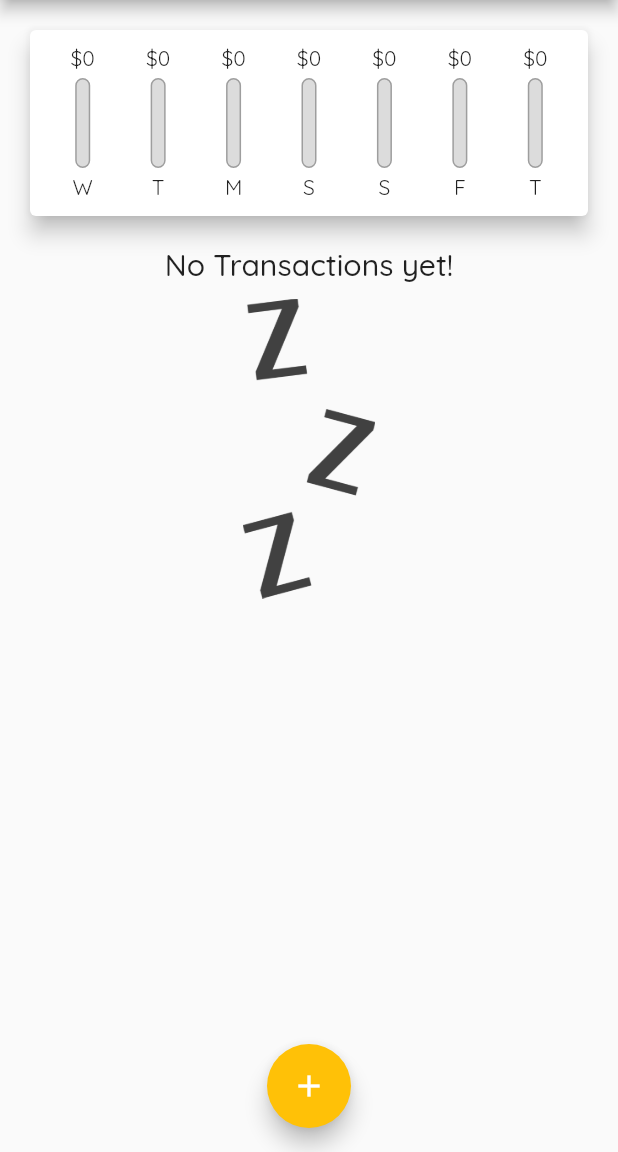
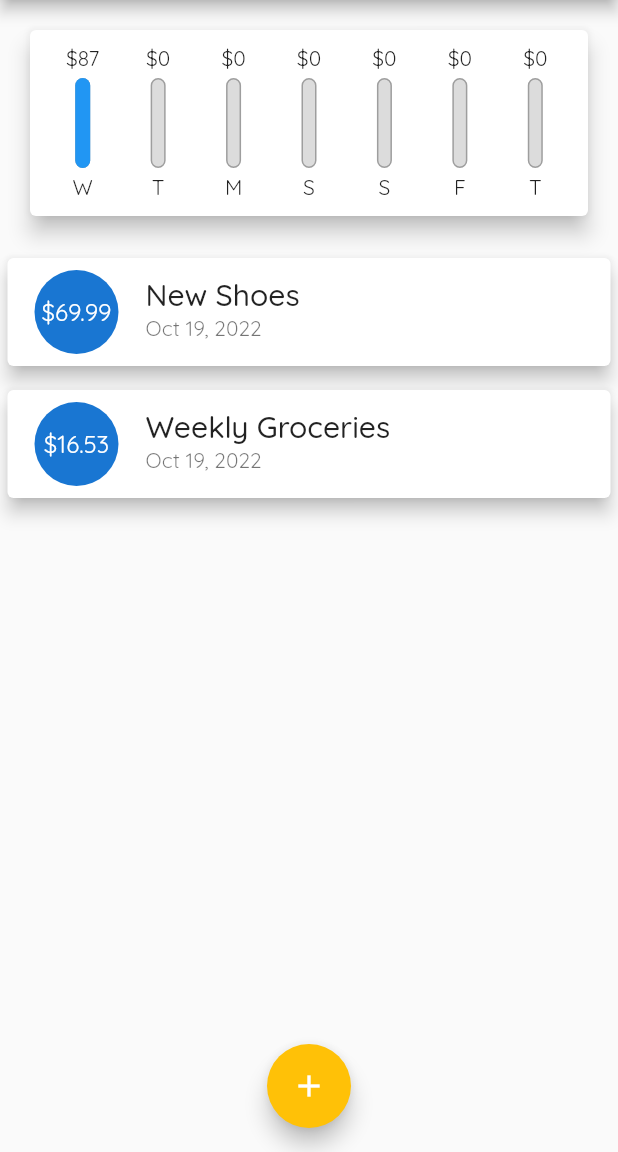
Before and after one commit to AzAbid1/personal_expenses, a Flutter app: the screen it shows after launch, on a phone screen of 412 x 824 dp, the part 84-1236 px from its top. Run offline on Flutter 3.47's test engine with Material 2 defaults, Android fonts, the phone set to English and light mode, and no system bars.

```diff
--- a/lib/main.dart
+++ b/lib/main.dart
@@ -34,7 +34,7 @@ class MyHomePage extends StatefulWidget {
 
 class _MyHomePageState extends State<MyHomePage> {
   final List<Transaction> _userTransactions = [
-    /*Transaction(
+    Transaction(
       id: 't1',
       title: 'New Shoes',
       amount: 69.99,
@@ -45,7 +45,7 @@ class _MyHomePageState extends State<MyHomePage> {
       title: 'Weekly Groceries',
       amount: 16.53,
       date: DateTime.now(),
-    ),*/
+    ),
   ];
 
   List<Transaction> get _recentTransactions {
--- a/lib/widgets/transaction_list.dart
+++ b/lib/widgets/transaction_list.dart
@@ -14,65 +14,47 @@ class TransactionList extends StatelessWidget {
       height: 300,
       child: transactions.isEmpty
           ? Column(
-              children: [
+        children: <Widget>[
           Text(
-                  'No Transactions yet!',
+            'No transactions added yet!',
             style: Theme.of(context).textTheme.titleLarge,
           ),
           SizedBox(
-                  height: 10,
+            height: 20,
           ),
           Container(
               height: 200,
-                    child: Image.asset('assets/images/waiting.png',
-                        fit: BoxFit.cover)),
+              child: Image.asset(
+                'assets/images/waiting.png',
+                fit: BoxFit.cover,
+              )),
         ],
       )
           : ListView.builder(
         itemBuilder: (ctx, index) {
           return Card(
-                  child: Row(
-                    children: <Widget>[
-                      Container(
+            elevation: 5,
             margin: EdgeInsets.symmetric(
-                          vertical: 10,
-                          horizontal: 15,
+              vertical: 8,
+              horizontal: 5,
             ),
-                        decoration: BoxDecoration(
-                          border: Border.all(
-                            color: Theme.of(context).primaryColor,
-                            width: 2,
-                          ),
-                        ),
-                        padding: EdgeInsets.all(10),
-                        child: Text(
-                          '\$${transactions[index].amount.toStringAsFixed(2)}',
-                          style: TextStyle(
-                            fontWeight: FontWeight.bold,
-                            fontSize: 20,
-                            color: Theme.of(context).primaryColor,
+            child: ListTile(
+              leading: CircleAvatar(
+                radius: 30,
+                child: Padding(
+                  padding: EdgeInsets.all(6),
+                  child: FittedBox(
+                    child: Text('\$${transactions[index].amount}'),
                   ),
                 ),
               ),
-                      Column(
-                        crossAxisAlignment: CrossAxisAlignment.start,
-                        children: <Widget>[
-                          Text(
+              title: Text(
                 transactions[index].title,
-                            style: TextStyle(
-                              fontSize: 16,
-                              fontWeight: FontWeight.bold,
+                style: Theme.of(context).textTheme.titleLarge,
               ),
+              subtitle: Text(
+                DateFormat.yMMMd().format(transactions[index].date),
               ),
-                          Text(
-                            DateFormat.yMMMd().format(transactions[index].date),
-                            style: TextStyle(
-                              color: Colors.grey,
-                            ),
-                          ),
-                        ],
-                      ),
-                    ],
             ),
           );
         },
```
Lines whose indentation alone changed are shown as unchanged.
